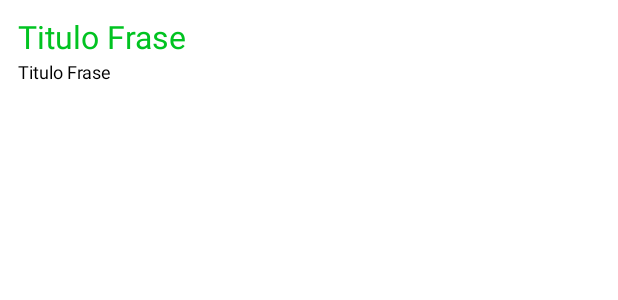
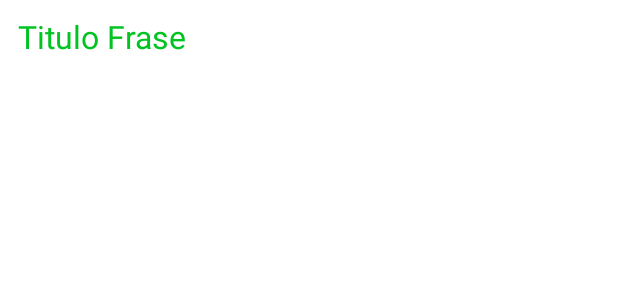
Before and after one commit to victor-saru/ProyectoFinal, an Android app: the layout lista_deportes.xml on its own in the app's theme, with its tools: preview values and no code run, on a phone screen of 412 x 824 dp. Shown: the top 300 px of the screen. Run offline under Robolectric (Android 15) with nearby library versions, the phone set to English and light mode, and no system bars; network calls fail.

Commit message:
Arreglo deportes / entrenamientos

```diff
--- a/CoachManager/app/src/main/AndroidManifest.xml
+++ b/CoachManager/app/src/main/AndroidManifest.xml
@@ -46,7 +46,8 @@
         <activity android:name=".EntrenamientosActivity" />
         <activity android:name=".AnyadirEntrenamientoActivity" />
         <activity android:name=".VerEntrenamientoActivity" />
-        <activity android:name=".EditarEntrenamientoActivity"></activity>
+        <activity android:name=".EditarEntrenamientoActivity" />
+        <activity android:name=".AyudaActivity"></activity>
     </application>
 
 </manifest>
--- a/CoachManager/app/src/main/java/com/example/victo/coachmanager/Adapters/AdapterEntrenamiento.java
+++ b/CoachManager/app/src/main/java/com/example/victo/coachmanager/Adapters/AdapterEntrenamiento.java
@@ -87,7 +87,7 @@ public class AdapterEntrenamiento extends BaseAdapter {
 
         System.out.println();
 
-        TextView sport = (TextView) v.findViewById(R.id.sport);
+        TextView sport = (TextView) v.findViewById(R.id.lv_deporte_entre);
         sport.setText(deporte);
 
         /*ImageView imagen = (ImageView) v.findViewById(R.id.imageView);
--- a/CoachManager/app/src/main/res/layout/lista_deportes.xml
+++ b/CoachManager/app/src/main/res/layout/lista_deportes.xml
@@ -19,18 +19,6 @@
         android:layout_toRightOf="@+id/imageView4"
         android:layout_toEndOf="@+id/imageView4" />
 
-    <TextView
-        android:id="@+id/sport"
-        android:layout_width="wrap_content"
-        android:layout_height="wrap_content"
-        android:layout_alignStart="@+id/category"
-        android:layout_alignTop="@+id/category"
-        android:layout_marginTop="29dp"
-        android:text="Titulo Frase"
-        android:textAppearance="?android:attr/textAppearanceLarge"
-        android:textColor="@android:color/black"
-        android:textSize="12sp" />
-
     <ImageView
         android:layout_width="wrap_content"
         android:layout_height="wrap_content"
```
